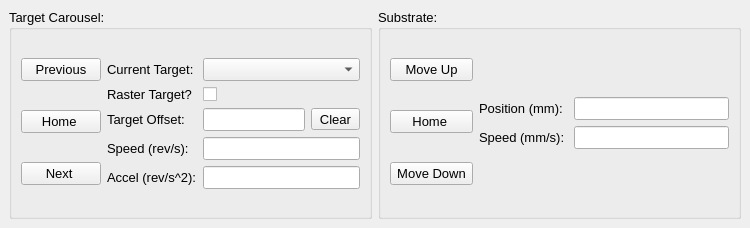
Before: the Qt Designer form src/ui/docked_motor_control.ui in ibrummel/PLD-Laser-Brain, drawn with Qt 5.
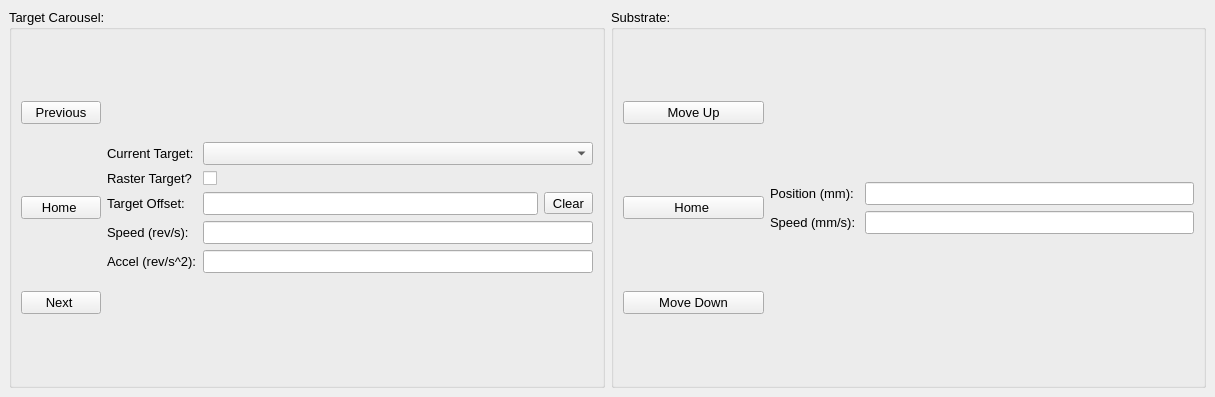
After: the same form once the commit is applied. Icons and pictures are not drawn.

```diff
--- a/src/ui/docked_motor_control.ui
+++ b/src/ui/docked_motor_control.ui
@@ -6,8 +6,8 @@
    <rect>
     <x>0</x>
     <y>0</y>
-    <width>750</width>
-    <height>228</height>
+    <width>1215</width>
+    <height>397</height>
    </rect>
   </property>
   <property name="sizePolicy">
@@ -18,8 +18,8 @@
   </property>
   <property name="minimumSize">
    <size>
-    <width>750</width>
-    <height>228</height>
+    <width>1215</width>
+    <height>397</height>
    </size>
   </property>
   <property name="font">
@@ -27,6 +27,9 @@
     <pointsize>10</pointsize>
    </font>
   </property>
+  <property name="features">
+   <set>QDockWidget::DockWidgetFloatable|QDockWidget::DockWidgetMovable</set>
+  </property>
   <property name="allowedAreas">
    <set>Qt::BottomDockWidgetArea|Qt::TopDockWidgetArea</set>
   </property>
```
